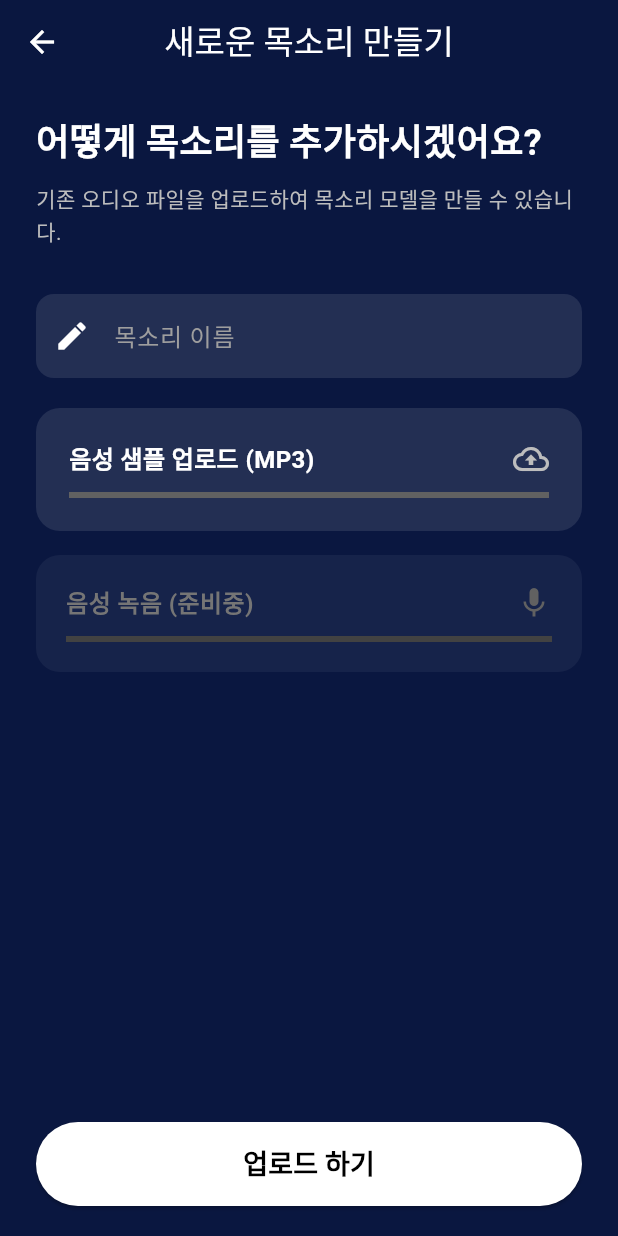
After one commit to 25-2-fall-capstonedesign2/frontend, a Flutter app: the UploadVoiceScreen screen opened directly, on a phone screen of 412 x 824 dp. The commit adds this screen. Run offline on Flutter 3.47's test engine with Material 3 defaults, Android fonts, the phone set to English and light mode, and no system bars; our stand-ins replace file_picker, just_audio, shared_preferences; missing offline and left inert: record, window_manager; accounts and stored records are empty; network calls fail.

Commit message:
[FEAT] 음성 파일 업로드 화면 추가

```diff
--- a/lib/screens/call_screen.dart
+++ b/lib/screens/call_screen.dart
@@ -193,6 +193,7 @@ class _CallScreenState extends State<CallScreen> {
           child: Column(
             mainAxisAlignment: MainAxisAlignment.center,
             children: [
+              const Spacer(flex: 1),
               const CircleAvatar(
                 radius: 60,
                 backgroundColor: Colors.grey,
@@ -217,6 +218,8 @@ class _CallScreenState extends State<CallScreen> {
                 ),
               ),
               const Spacer(),
+
+              const Spacer(flex: 2),
 
               // --- 버튼 UI ---
               Row(
--- a/lib/screens/home_screen.dart
+++ b/lib/screens/home_screen.dart
@@ -4,11 +4,13 @@ import 'package:anycall/screens/login_screen.dart';
 import 'package:anycall/screens/call_screen.dart';
 import 'package:anycall/screens/chat_history_screen.dart';
 import 'package:anycall/api_service.dart';
-import 'package:anycall/models/voice_profile.dart'; // VoiceProfile 모델 import 필수
+import 'package:anycall/models/voice_profile.dart';
 import 'package:flutter/material.dart';
+import 'package:anycall/screens/upload_voice_screen.dart';
 
 // Friend 클래스 (UI용 데이터 모델)
 class Friend {
+  final int id; // [추가] 목소리 프로필 ID (통화 연결용)
   final String name;
   final String status;
   final Color statusColor;
@@ -16,6 +18,7 @@ class Friend {
   final List<String> chatHistory;
 
   Friend({
+    required this.id, // [추가]
     required this.name,
     required this.status,
     required this.statusColor,
@@ -51,15 +54,13 @@ class _HomeScreenState extends State<HomeScreen> {
   // 데이터 로드 함수
   Future<void> _loadData() async {
     String fetchedUserName = "사용자";
-
-    // 1. [수정] 타입 불일치 해결: List<String>이 아닌 List<VoiceProfile>로 받음
     List<VoiceProfile> profiles = [];
 
     try {
-      // 목소리 프로필 목록 조회 (getVoiceProfiles 사용)
+      // 목소리 프로필 목록 조회
       profiles = await ApiService.getVoiceProfiles();
 
-      // 사용자 이름 조회 (옵션)
+      // 사용자 이름 조회 (API가 있다면 주석 해제)
       // String? name = await ApiService.getUserName();
       // fetchedUserName = name ?? "사용자";
     } catch (e) {
@@ -70,12 +71,13 @@ class _HomeScreenState extends State<HomeScreen> {
       setState(() {
         _userName = fetchedUserName;
 
-        // 2. [수정] VoiceProfile 데이터를 Friend 객체로 변환
+        // [수정] VoiceProfile 데이터를 Friend 객체로 변환 (ID 포함)
         _allFriends = profiles.map((profile) => Friend(
-          name: profile.profileName, // VoiceProfile의 profileName을 사용
+          id: profile.id, // [중요] ID 매핑
+          name: profile.profileName,
           status: '통화가능',
           statusColor: Colors.blueGrey,
-          lastSeen: '터치하여 통화 또는 대화 기록 열람',
+          lastSeen: '터치하여 통화 또는 채팅',
           chatHistory: [],
         )).toList();
 
@@ -130,6 +132,23 @@ class _HomeScreenState extends State<HomeScreen> {
         title: const Text('Anycall', style: TextStyle(fontWeight: FontWeight.bold, fontSize: 20)),
         centerTitle: false,
         actions: [
+          IconButton(onPressed: () {}, icon: const Icon(Icons.settings_outlined)),
+          IconButton(
+            onPressed: _handleLogout,
+            icon: const Icon(Icons.logout_outlined),
+          ),
+
+          IconButton(
+            onPressed: () {
+              Navigator.push(
+                context,
+                MaterialPageRoute(builder: (context) => const UploadVoiceScreen()),
+              );
+            },
+            icon: const Icon(Icons.add, size: 28), // + 아이콘
+            tooltip: '목소리 추가',
+          ),
+
           IconButton(onPressed: () {}, icon: const Icon(Icons.settings_outlined)),
           IconButton(
             onPressed: _handleLogout,
@@ -232,9 +251,6 @@ class _HomeScreenState extends State<HomeScreen> {
               Navigator.push(
                 context,
                 MaterialPageRoute(
-                  // 3. [수정] ChatHistoryScreen은 friendName을 받도록 수정됨
-                  // 기존: builder: (context) => ChatHistoryScreen(friend: friend), (X)
-                  // 수정: builder: (context) => ChatHistoryScreen(friendName: friend.name), (O)
                   builder: (context) => ChatHistoryScreen(friendName: friend.name),
                 ),
               );
@@ -243,12 +259,15 @@ class _HomeScreenState extends State<HomeScreen> {
             tooltip: '채팅 기록',
           ),
           IconButton(
+            // [수정] 통화 버튼 로직
             onPressed: () async {
-              String? sessionId = await ApiService.startCall(friend.name);
+              // 1. 서버에 통화 시작 요청 (friend.id 전송)
+              String? sessionId = await ApiService.startCall(friend.id);
 
               if (!context.mounted) return;
 
               if (sessionId != null) {
+                // 2. 성공 시 CallScreen으로 이동 (sessionId 전달)
                 Navigator.push(
                   context,
                   MaterialPageRoute(
@@ -259,6 +278,7 @@ class _HomeScreenState extends State<HomeScreen> {
                   ),
                 );
               } else {
+                // 3. 실패 시 에러 메시지
                 ScaffoldMessenger.of(context).showSnackBar(
                   const SnackBar(content: Text('통화 서버에 연결할 수 없습니다.')),
                 );
--- /dev/null
+++ b/lib/screens/upload_voice_screen.dart
@@ -0,0 +1,230 @@
+// lib/screens/upload_voice_screen.dart
+
+import 'dart:io';
+import 'package:anycall/api_service.dart';
+import 'package:anycall/screens/home_screen.dart';
+import 'package:file_picker/file_picker.dart';
+import 'package:flutter/material.dart';
+
+class UploadVoiceScreen extends StatefulWidget {
+  const UploadVoiceScreen({super.key});
+
+  @override
+  State<UploadVoiceScreen> createState() => _UploadVoiceScreenState();
+}
+
+class _UploadVoiceScreenState extends State<UploadVoiceScreen> {
+  final TextEditingController _nameController = TextEditingController();
+  File? _selectedFile; // 선택된 파일
+  bool _isUploading = false; // 업로드 중 상태
+
+  @override
+  void dispose() {
+    _nameController.dispose();
+    super.dispose();
+  }
+
+  // 파일 선택 함수
+  Future<void> _pickFile() async {
+    FilePickerResult? result = await FilePicker.platform.pickFiles(
+      type: FileType.custom,
+      allowedExtensions: ['mp3'], // MP3만 허용
+    );
+
+    if (result != null) {
+      setState(() {
+        _selectedFile = File(result.files.single.path!);
+      });
+    }
+  }
+
+  // 업로드 실행 함수
+  Future<void> _handleUpload() async {
+    final name = _nameController.text.trim();
+    if (name.isEmpty) {
+      ScaffoldMessenger.of(context).showSnackBar(const SnackBar(content: Text('목소리 이름을 입력해주세요.')));
+      return;
+    }
+    if (_selectedFile == null) {
+      ScaffoldMessenger.of(context).showSnackBar(const SnackBar(content: Text('음성 파일을 선택해주세요.')));
+      return;
+    }
+
+    setState(() { _isUploading = true; });
+
+    // API 호출
+    bool success = await ApiService.uploadVoiceProfile(name, _selectedFile!);
+
+    setState(() { _isUploading = false; });
+
+    if (mounted) {
+      if (success) {
+        ScaffoldMessenger.of(context).showSnackBar(const SnackBar(content: Text('목소리가 추가되었습니다!')));
+        // 홈 화면으로 이동 (목록 갱신을 위해 모든 스택 지우고 이동하거나, pop 후 refresh)
+        Navigator.of(context).pushAndRemoveUntil(
+          MaterialPageRoute(builder: (context) => const HomeScreen()),
+              (route) => false,
+        );
+      } else {
+        ScaffoldMessenger.of(context).showSnackBar(const SnackBar(content: Text('업로드에 실패했습니다.')));
+      }
+    }
+  }
+
+  @override
+  Widget build(BuildContext context) {
+    return Scaffold(
+      backgroundColor: const Color(0xFF0A1740), // 요청하신 배경색
+      appBar: AppBar(
+        title: const Text('새로운 목소리 만들기'),
+        backgroundColor: Colors.transparent,
+        elevation: 0,
+        foregroundColor: Colors.white,
+        centerTitle: true,
+        // 뒤로가기 버튼은 기본적으로 생성되지만, 명시적으로 홈으로 가고 싶다면 아래 주석 해제
+        // leading: IconButton(
+        //   icon: const Icon(Icons.arrow_back),
+        //   onPressed: () => Navigator.of(context).pop(),
+        // ),
+      ),
+      body: SafeArea(
+        child: Padding(
+          padding: const EdgeInsets.symmetric(horizontal: 24.0),
+          child: Column(
+            crossAxisAlignment: CrossAxisAlignment.start,
+            children: [
+              const SizedBox(height: 20),
+              const Text(
+                '어떻게 목소리를 추가하시겠어요?',
+                style: TextStyle(fontSize: 24, fontWeight: FontWeight.bold, color: Colors.white),
+              ),
+              const SizedBox(height: 10),
+              Text(
+                '기존 오디오 파일을 업로드하여 목소리 모델을 만들 수 있습니다.',
+                style: TextStyle(fontSize: 14, color: Colors.grey[400], height: 1.5),
+              ),
+              const SizedBox(height: 30),
+
+              // 1. 이름 입력 필드
+              TextField(
+                controller: _nameController,
+                style: const TextStyle(color: Colors.white),
+                decoration: InputDecoration(
+                  labelText: '목소리 이름',
+                  labelStyle: const TextStyle(color: Colors.grey),
+                  filled: true,
+                  fillColor: Colors.white.withOpacity(0.1),
+                  border: OutlineInputBorder(
+                    borderRadius: BorderRadius.circular(12),
+                    borderSide: BorderSide.none,
+                  ),
+                  prefixIcon: const Icon(Icons.edit, color: Colors.white),
+                ),
+              ),
+              const SizedBox(height: 20),
+
+              // 2. 파일 업로드 카드 (선택됨 표시)
+              GestureDetector(
+                onTap: _pickFile,
+                child: Container(
+                  width: double.infinity,
+                  padding: const EdgeInsets.all(20),
+                  decoration: BoxDecoration(
+                    color: _selectedFile != null ? Colors.blue.withOpacity(0.2) : Colors.white.withOpacity(0.1),
+                    borderRadius: BorderRadius.circular(16),
+                    border: Border.all(
+                      color: _selectedFile != null ? Colors.blue : Colors.transparent,
+                      width: 2,
+                    ),
+                  ),
+                  child: Column(
+                    children: [
+                      Row(
+                        mainAxisAlignment: MainAxisAlignment.spaceBetween,
+                        children: [
+                          const Text(
+                            '음성 샘플 업로드 (MP3)',
+                            style: TextStyle(fontSize: 16, fontWeight: FontWeight.bold, color: Colors.white),
+                          ),
+                          Icon(Icons.cloud_upload_outlined, color: Colors.grey[400]),
+                        ],
+                      ),
+                      const SizedBox(height: 10),
+                      // 파일 선택 시 파일명 표시
+                      if (_selectedFile != null)
+                        Text(
+                          "선택된 파일: ${_selectedFile!.path.split('/').last}",
+                          style: const TextStyle(color: Colors.greenAccent),
+                        )
+                      else
+                      // 프로그레스 바 디자인 (장식용)
+                        LinearProgressIndicator(
+                          value: 0,
+                          backgroundColor: Colors.grey[700],
+                          valueColor: const AlwaysStoppedAnimation<Color>(Colors.blue),
+                        ),
+                    ],
+                  ),
+                ),
+              ),
+
+              const SizedBox(height: 16),
+
+              // 3. 음성 녹음 카드 (기능 미구현 - 비활성화 느낌)
+              Container(
+                width: double.infinity,
+                padding: const EdgeInsets.all(20),
+                decoration: BoxDecoration(
+                  color: Colors.white.withOpacity(0.05), // 더 어둡게 처리
+                  borderRadius: BorderRadius.circular(16),
+                ),
+                child: Column(
+                  children: [
+                    Row(
+                      mainAxisAlignment: MainAxisAlignment.spaceBetween,
+                      children: [
+                        Text(
+                          '음성 녹음 (준비중)',
+                          style: TextStyle(fontSize: 16, fontWeight: FontWeight.bold, color: Colors.grey[600]),
+                        ),
+                        Icon(Icons.mic, color: Colors.grey[700]),
+                      ],
+                    ),
+                    const SizedBox(height: 10),
+                    LinearProgressIndicator(
+                      value: 0,
+                      backgroundColor: Colors.grey[800],
+                    ),
+                  ],
+                ),
+              ),
+
+              const Spacer(),
+
+              // 4. 하단 계속하기(업로드) 버튼
+              SizedBox(
+                width: double.infinity,
+                height: 56,
+                child: ElevatedButton(
+                  onPressed: _isUploading ? null : _handleUpload,
+                  style: ElevatedButton.styleFrom(
+                    backgroundColor: Colors.white,
+                    foregroundColor: Colors.black, // 텍스트 색상
+                    shape: RoundedRectangleBorder(borderRadius: BorderRadius.circular(28)),
+                  ),
+                  child: _isUploading
+                      ? const CircularProgressIndicator()
+                      : const Text(
+                    '업로드 하기',
+                    style: TextStyle(fontSize: 18, fontWeight: FontWeight.bold),
+                  ),
+                ),
+              ),
+              const SizedBox(height: 20),
+            ],
+          ),
+        ),
+      ),
+    );
+  }
+}
--- a/pubspec.yaml
+++ b/pubspec.yaml
@@ -43,6 +43,7 @@ dependencies:
   record: ^6.1.2
   just_audio: ^0.10.5
   speech_to_text: ^7.4.0-beta.6
+  file_picker: ^10.3.7
 
 dev_dependencies:
   flutter_test:
```
Also changed, not shown: lib/api_service.dart (+50 -5 lines), pubspec.lock, 2 other files.
